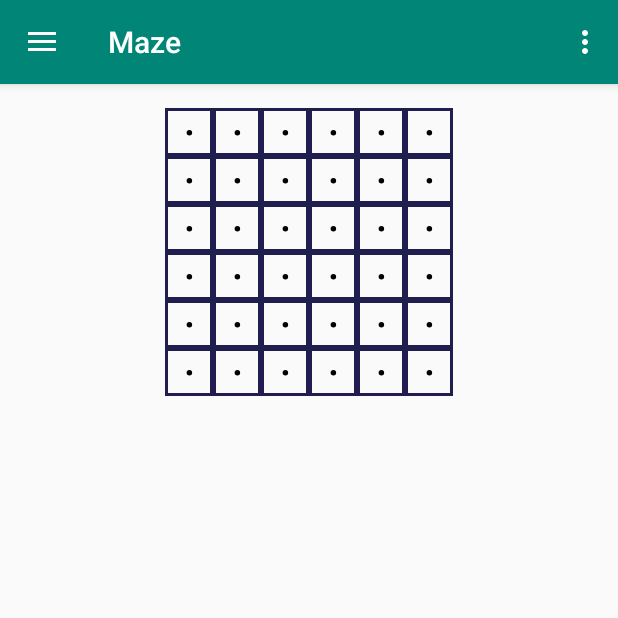
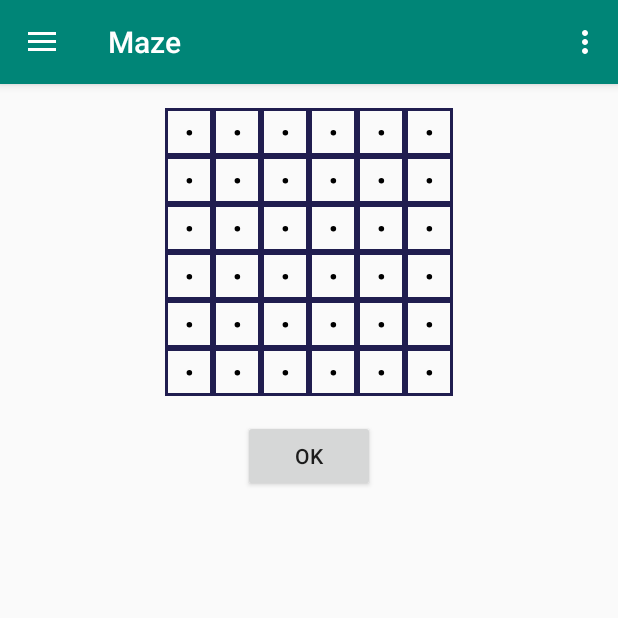
Before and after one commit to ggtylerr/KAaNE-AE-, an Android app: the screen it shows after launch (MainActivity), after a tap on "Maze", on a phone screen of 412 x 824 dp, the top half of it. Run offline under Robolectric (Android 15) with nearby library versions, the phone set to English and light mode, and no system bars; 1 other tap on this screen came first.

Commit message:
Added logic to Maze.
* Added logic to Vanilla Maze

```diff
--- a/app/src/main/res/layout/fragment_vanilla_maze.xml
+++ b/app/src/main/res/layout/fragment_vanilla_maze.xml
@@ -358,4 +358,46 @@
         app:layout_constraintTop_toBottomOf="@+id/vanilla_maze_dot_5_6"
         app:srcCompat="@drawable/ic_maze_dot" />
 
+    <Button
+        android:id="@+id/vanilla_maze_btn"
+        android:layout_width="wrap_content"
+        android:layout_height="wrap_content"
+        android:layout_marginStart="8dp"
+        android:layout_marginTop="16dp"
+        android:layout_marginEnd="8dp"
+        android:text="@string/generic_ok"
+        app:layout_constraintEnd_toEndOf="parent"
+        app:layout_constraintStart_toStartOf="parent"
+        app:layout_constraintTop_toBottomOf="@+id/vanilla_maze_dot_6_3" />
+
+    <TextView
+        android:id="@+id/vanilla_maze_out_error"
+        android:layout_width="wrap_content"
+        android:layout_height="wrap_content"
+        android:layout_marginStart="8dp"
+        android:layout_marginTop="16dp"
+        android:layout_marginEnd="8dp"
+        android:text="@string/vanilla_maze_error"
+        android:visibility="invisible"
+        app:layout_constraintEnd_toEndOf="parent"
+        app:layout_constraintStart_toStartOf="parent"
+        app:layout_constraintTop_toBottomOf="@+id/vanilla_maze_btn" />
+
+    <ImageView
+        android:id="@+id/vanilla_maze_out"
+        android:layout_width="0dp"
+        android:layout_height="0dp"
+        android:layout_marginStart="16dp"
+        android:layout_marginTop="16dp"
+        android:layout_marginEnd="16dp"
+        android:layout_marginBottom="16dp"
+        android:adjustViewBounds="true"
+        android:scaleType="fitCenter"
+        android:visibility="invisible"
+        app:layout_constraintBottom_toBottomOf="parent"
+        app:layout_constraintEnd_toEndOf="parent"
+        app:layout_constraintStart_toStartOf="parent"
+        app:layout_constraintTop_toBottomOf="@+id/vanilla_maze_btn"
+        app:srcCompat="@drawable/maze0" />
+
 </androidx.constraintlayout.widget.ConstraintLayout>
--- a/app/src/main/res/values/strings.xml
+++ b/app/src/main/res/values/strings.xml
@@ -304,6 +304,9 @@
     </string-array>
     <string name="vanilla_wire_sequences_cut">Cut</string>
 
+    <!-- Vanilla Maze -->
+    <string name="vanilla_maze_error">Could not find maze.</string>
+
     <!-- Log String -->
     <string name="log_empty">Log is empty.</string>
 </resources>
```
Also changed, not shown: app/src/main/java/com/ggtylerr/kaane_ae/vanilla/Maze.java (+120 -0 lines), app/src/main/res/drawable-xxxhdpi/maze0.png (added), app/src/main/res/drawable-xxxhdpi/maze1.png (added), app/src/main/res/drawable-xxxhdpi/maze2.png (added), app/src/main/res/drawable-xxxhdpi/maze3.png (added), app/src/main/res/drawable-xxxhdpi/maze4.png (added), app/src/main/res/drawable-xxxhdpi/maze5.png (added), app/src/main/res/drawable-xxxhdpi/maze6.png (added), app/src/main/res/drawable-xxxhdpi/maze7.png (added), app/src/main/res/drawable-xxxhdpi/maze8.png (added).
